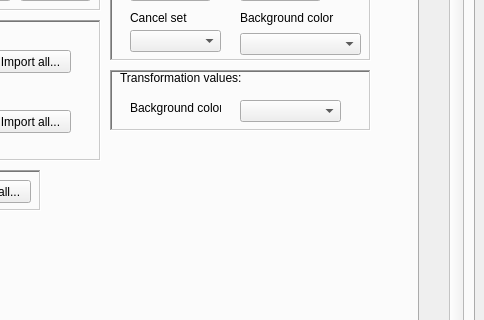
Qt form lib/design/Raging_Tools/Raging_Tools.ui (adsl14/Raging-tools) before a commit; both pictures show x 563 to 1047 and y 420 to 740 of the 1047 by 853 pixel window.
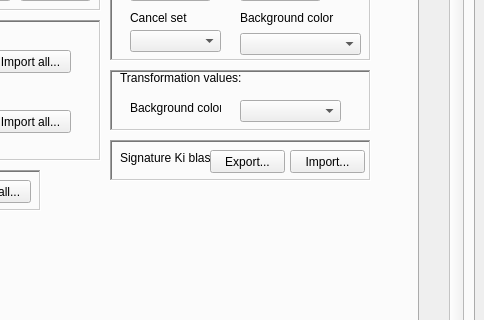
The same form after that commit. The open tabs and pages were chosen to show the change. Icons and pictures are not drawn.

Commit message: Signature Ki blast can now be swapped. Also, improved the tooltip in 'Animation values' in order to swap the background color while transforming and a signature that holds a Ki blast during attack, propertly

What changed in the file:
```diff
--- a/lib/design/Raging_Tools/Raging_Tools.ui
+++ b/lib/design/Raging_Tools/Raging_Tools.ui
@@ -6686,6 +6686,64 @@
                </property>
               </widget>
              </widget>
+             <widget class="QFrame" name="signature_ki_blast">
+              <property name="geometry">
+               <rect>
+                <x>650</x>
+                <y>470</y>
+                <width>261</width>
+                <height>41</height>
+               </rect>
+              </property>
+              <property name="frameShape">
+               <enum>QFrame::WinPanel</enum>
+              </property>
+              <property name="frameShadow">
+               <enum>QFrame::Sunken</enum>
+              </property>
+              <widget class="QLabel" name="signature_ki_blast_text">
+               <property name="geometry">
+                <rect>
+                 <x>10</x>
+                 <y>10</y>
+                 <width>91</width>
+                 <height>16</height>
+                </rect>
+               </property>
+               <property name="toolTip">
+                <string>&lt;html&gt;&lt;head/&gt;&lt;body&gt;&lt;p&gt;Holds the parameters for the Ki blast in the signature. If a signature has a Ki blast on it, it's necessary to change it in order to make the Ki blast a hit to the enemy.&lt;/p&gt;&lt;p&gt;Remember to change also the .efdr, .spr and .vram. More details in the tooltip of the 'Animation values'.&lt;/p&gt;&lt;/body&gt;&lt;/html&gt;</string>
+               </property>
+               <property name="text">
+                <string>Signature Ki blast:</string>
+               </property>
+              </widget>
+              <widget class="QPushButton" name="signature_ki_blast_export">
+               <property name="geometry">
+                <rect>
+                 <x>100</x>
+                 <y>10</y>
+                 <width>75</width>
+                 <height>23</height>
+                </rect>
+               </property>
+               <property name="text">
+                <string>Export...</string>
+               </property>
+              </widget>
+              <widget class="QPushButton" name="signature_ki_blast_import">
+               <property name="geometry">
+                <rect>
+                 <x>180</x>
+                 <y>10</y>
+                 <width>75</width>
+                 <height>23</height>
+                </rect>
+               </property>
+               <property name="text">
+                <string>Import...</string>
+               </property>
+              </widget>
+             </widget>
             </widget>
             <widget class="QWidget" name="cs_chip">
              <attribute name="title">
```
Left out of the diff: 4 changed lines with no effect on the pictures. The commit also changes 7 other files.
